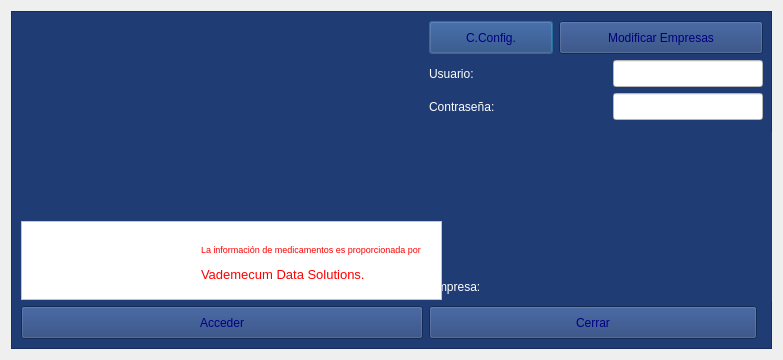
Before: the Qt Designer form login.ui in arcnexus/RedFoX, drawn with Qt 5.
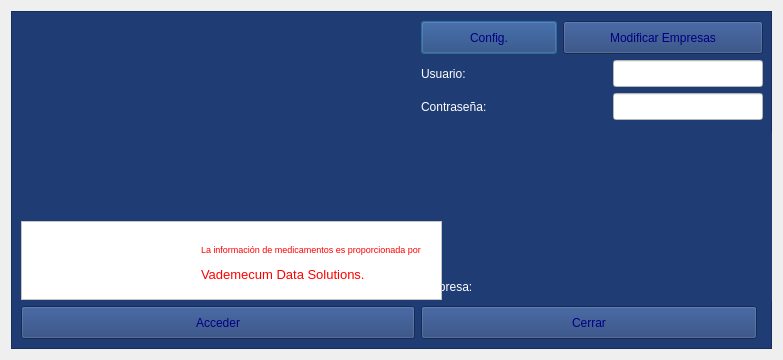
After: the same form once the commit is applied. Icons and pictures are not drawn.

Diff of the .ui file:
```diff
--- a/login.ui
+++ b/login.ui
@@ -393,7 +393,7 @@
        <widget class="QPushButton" name="Crearconfiguracin">
         <property name="minimumSize">
          <size>
-          <width>124</width>
+          <width>136</width>
           <height>33</height>
          </size>
         </property>
@@ -401,7 +401,7 @@
          <string notr="true">color: rgb(0, 0, 128);</string>
         </property>
         <property name="text">
-         <string>C.Config.</string>
+         <string>Config.</string>
         </property>
        </widget>
       </item>
```
